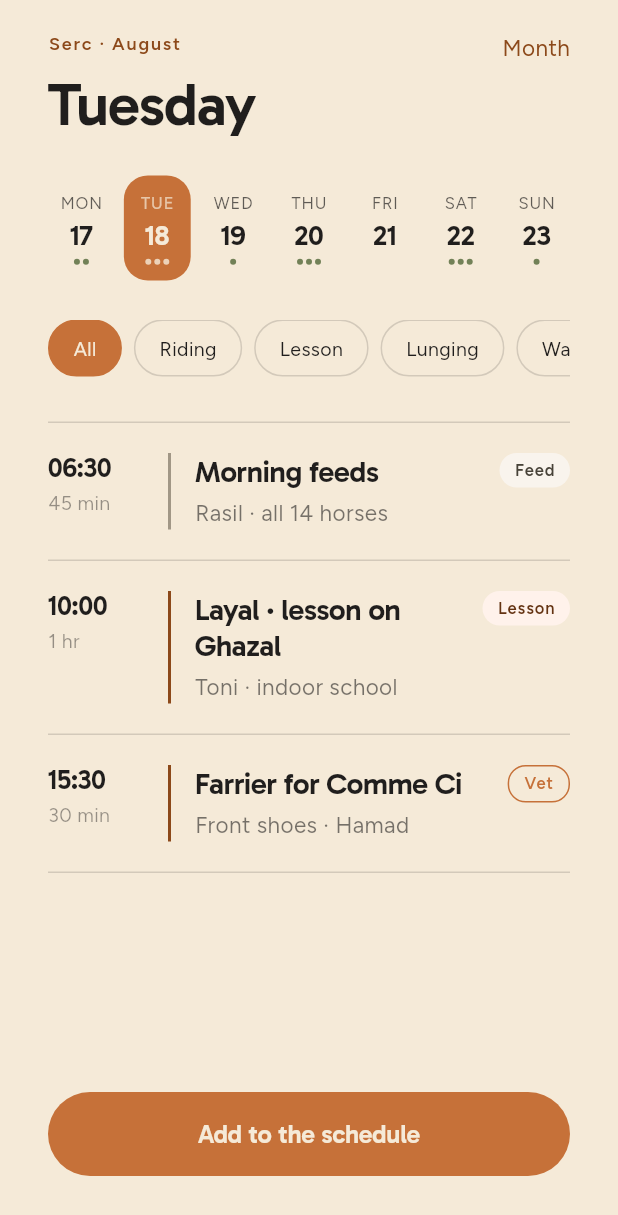
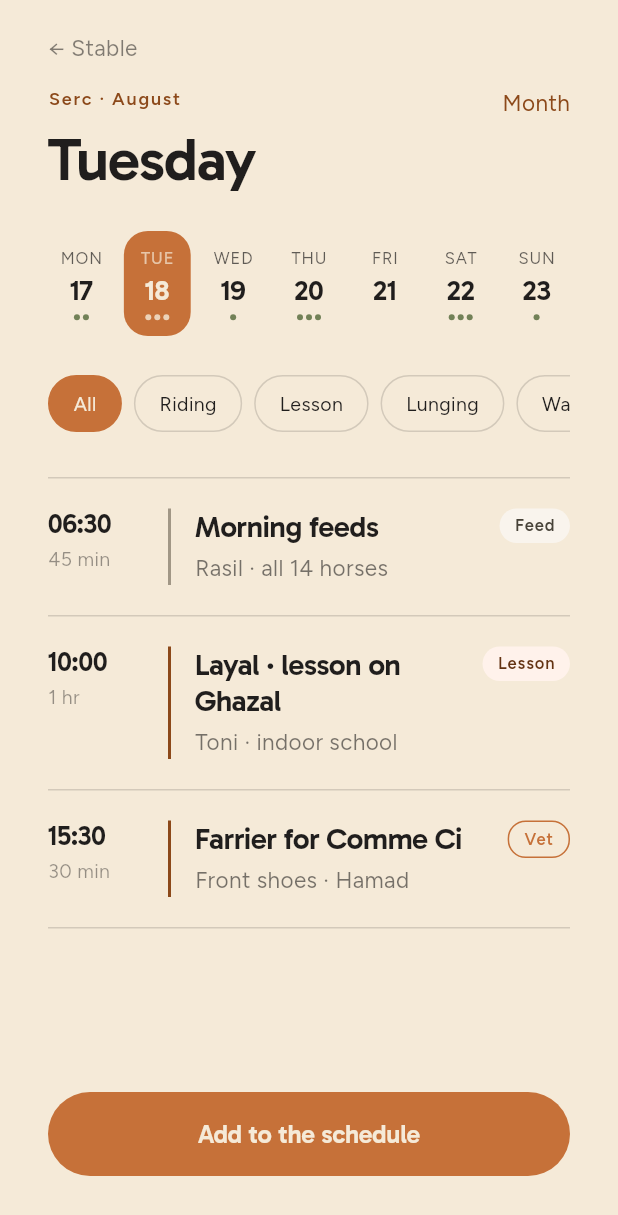
Before and after one commit to khbzyabis/stables-app, a Flutter app: the ScheduleScreen screen opened by its route, on a phone screen of 412 x 824 dp. Shown: the top 1215 px of the screen. Run offline on Flutter 3.47's test engine with Material 3 defaults, Android fonts, the phone set to English and light mode, and no system bars.

Commit message:
Add back arrow to schedule screen

```diff
--- a/lib/features/schedule/schedule_screen.dart
+++ b/lib/features/schedule/schedule_screen.dart
@@ -8,6 +8,7 @@ import '../../theme/tokens.dart';
 import '../../widgets/app_button.dart';
 import '../../widgets/app_tag.dart';
 import '../../widgets/hairline.dart';
+import '../auth/back_link.dart';
 import 'add_activity_screen.dart';
 import 'edit_activity_screen.dart';
 import 'month_screen.dart';
@@ -51,6 +52,8 @@ class _ScheduleScreenState extends State<ScheduleScreen> {
               child: Column(
                 crossAxisAlignment: CrossAxisAlignment.start,
                 children: [
+                  const BackLink(label: 'Stable'),
+                  const SizedBox(height: 14),
                   Row(
                     crossAxisAlignment: CrossAxisAlignment.start,
                     children: [
```
